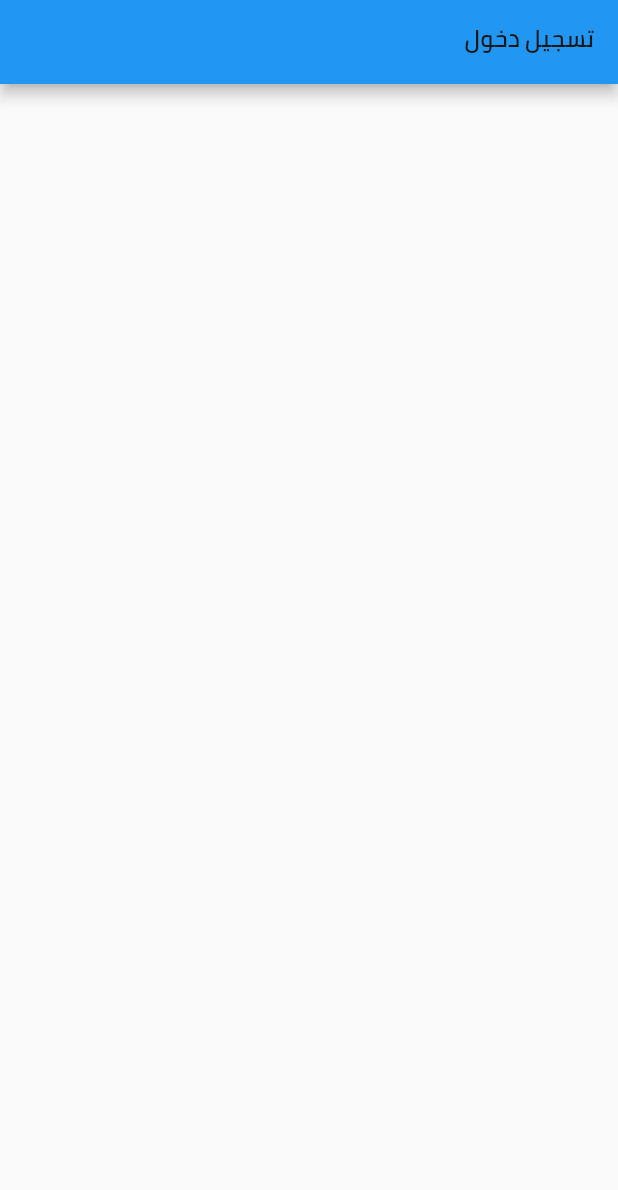
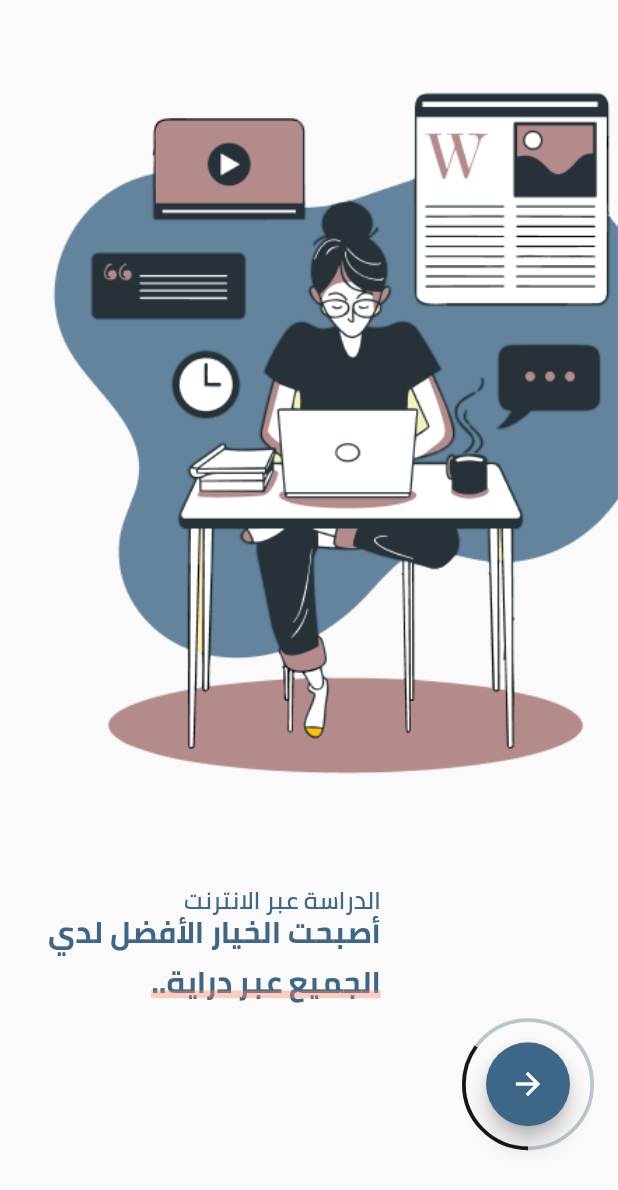
Before and after one commit to ahmedhany20200050/deraya, a Flutter app: the screen it shows after launch, on a phone screen of 412 x 824 dp. Shown: the top 1190 px of the screen. Run offline on Flutter 3.47's test engine with Material 2 defaults, Android fonts, the phone set to English and light mode, and no system bars; drawn by our look-alikes of percent_indicator; our stand-ins replace bloc, easy_localization, flutter_bloc, flutter_screenutil, hive_flutter; accounts and stored records are empty.

Commit message:
finisihed the four splash screens

```diff
--- /dev/null
+++ b/lib/core/constant/text_styles.dart
@@ -0,0 +1,15 @@
+
+import 'package:flutter/material.dart';
+
+import 'colors.dart';
+
+abstract class TextStyles{
+  static final underlinedTextStyle= TextStyle(
+    fontWeight: FontWeight.w800,
+    color: ColorsManger.primary,
+    fontSize: 20,
+    decoration: TextDecoration.underline,
+    decorationColor: Colors.deepOrange.shade300.withOpacity(0.4),
+    decorationThickness:5,
+  );
+}
--- a/lib/main.dart
+++ b/lib/main.dart
@@ -2,6 +2,7 @@
 
 import 'package:deraya_application/bloc_observer.dart';
 import 'package:deraya_application/presentation/screens/login/login_screen.dart';
+import 'package:deraya_application/presentation/screens/splash_screen/splash_screen.dart';
 import 'package:easy_localization/easy_localization.dart';
 import 'package:flutter/material.dart';
 import 'package:flutter/services.dart';
@@ -81,7 +82,7 @@ class MyApp extends StatelessWidget {
             theme: ThemeData(
               fontFamily: "cairo"
             ),
-            home: LoginScreen(),
+            home: SplashScreen(),
 
           );
         });
--- /dev/null
+++ b/lib/presentation/screens/splash_screen/second_splash_screen.dart
@@ -0,0 +1,76 @@
+import 'package:deraya_application/core/constant/colors.dart';
+import 'package:deraya_application/presentation/components/text_widget.dart';
+import 'package:deraya_application/presentation/screens/splash_screen/splash_components/next_button.dart';
+import 'package:deraya_application/presentation/screens/splash_screen/third_splash_screen.dart';
+import 'package:flutter/material.dart';
+import 'package:percent_indicator/percent_indicator.dart';
+
+import '../../../core/constant/text_styles.dart';
+
+class SecondSplashScreen extends StatelessWidget {
+  const SecondSplashScreen({super.key});
+
+  @override
+  Widget build(BuildContext context) {
+    return Scaffold(
+      body: Column(
+        children: [
+          Column(
+            mainAxisAlignment: MainAxisAlignment.start,
+            crossAxisAlignment: CrossAxisAlignment.end,
+            children: [
+              Align(
+                alignment: Alignment.bottomRight,
+                child: SizedBox(
+                    width: MediaQuery.of(context).size.width*0.97,
+                    height: MediaQuery.of(context).size.height * 0.7,
+                    child: Image.asset(
+                      "assets/images/secondSplashScreen.png",
+                      fit: BoxFit.fitWidth,
+                    )),
+              ),
+              Row(
+                mainAxisAlignment: MainAxisAlignment.end,
+                children: [
+                  Padding(
+                    padding: const EdgeInsets.only(left: 32.0,top: 16),
+                    child: Column(
+                      crossAxisAlignment: CrossAxisAlignment.start,
+                      children: [
+                        TextWidget(
+                          title: "الدراسة عبر الانترنت",
+                          color: ColorsManger.primary,
+                          fontSize: 16,
+                        ),
+                        TextWidget(
+                          title: "أصبحت الخيار الأفضل لدي",
+                          fontWeight: FontWeight.w800,
+                          color: ColorsManger.primary,
+                          fontSize: 20,
+                        ),
+                        Text(
+                          "الجميع عبر دراية..",
+                          style: TextStyles.underlinedTextStyle,
+                        ),
+                      ],
+                    ),
+                  ),
+                ],
+              ),
+              Padding(
+                padding: const EdgeInsets.only(right: 16.0),
+                child: Align(
+                  alignment: Alignment.topRight,
+                  child: SizedBox(
+                    height: 100,
+                    child: NextButton(0.35,ThirdSplashScreen(),startAngle: 180),
+                  ),
+                ),
+              ),
+            ],
+          )
+        ],
+      ),
+    );
+  }
+}
--- /dev/null
+++ b/lib/presentation/screens/splash_screen/splash_components/next_button.dart
@@ -0,0 +1,35 @@
+
+import 'package:deraya_application/presentation/screens/splash_screen/splash_screen.dart';
+import 'package:flutter/material.dart';
+import 'package:percent_indicator/circular_percent_indicator.dart';
+
+import '../../../../core/constant/colors.dart';
+
+class NextButton extends StatelessWidget {
+  final double percent;
+  final Widget screen;
+  final double startAngle;
+  const NextButton(this.percent,this.screen, {super.key, required this.startAngle});
+
+  @override
+  Widget build(BuildContext context) {
+    return CircularPercentIndicator(
+      lineWidth: 2.5,
+      percent: percent,
+      startAngle: startAngle,
+      animation: true,
+      animateFromLastPercent: true,
+      progressColor: ColorsManger.blackColor,
+      center: Padding(
+        padding: const EdgeInsets.all(8.0),
+        child: FloatingActionButton(
+            onPressed: (){
+              Navigator.of(context).pushReplacement(MaterialPageRoute(builder: (context) => screen));
+            },
+            child: Icon(Icons.arrow_back),
+            backgroundColor: ColorsManger.primary),
+      ),
+      radius: 44,
+    );
+  }
+}
--- a/pubspec.yaml
+++ b/pubspec.yaml
@@ -24,6 +24,8 @@ dependencies:
   hive: ^2.2.3
   hive_flutter:
   easy_localization: ^3.0.2
+  sleek_circular_slider: ^2.0.1
+  percent_indicator: ^4.2.3
 
 
 
```
Also changed, not shown: lib/presentation/screens/splash_screen/fourth_splash_screen.dart (added, +89 -0 lines), lib/presentation/screens/splash_screen/splash_screen.dart (added, +26 -0 lines), lib/presentation/screens/splash_screen/third_splash_screen.dart (added, +75 -0 lines), assets/images/fourthSplashScreen.png (added), assets/images/secondSplashScreen.png (added), assets/images/splash_image.png (added), assets/images/thirdSplashScreen.png (added), pubspec.lock, 1 other file.
